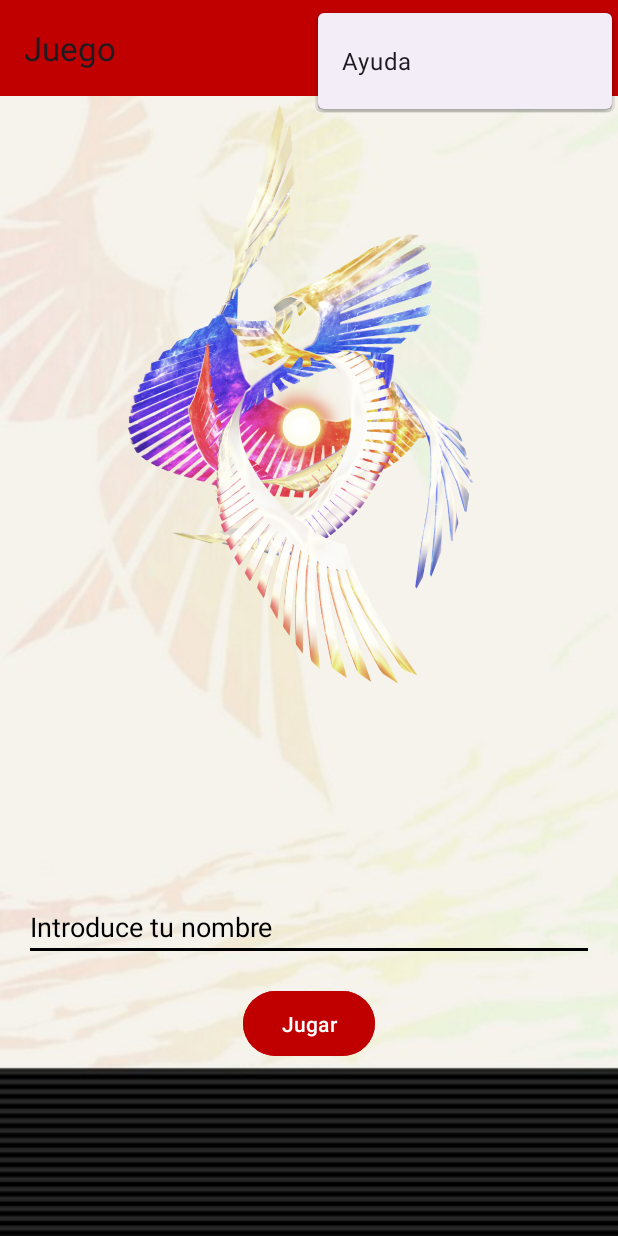
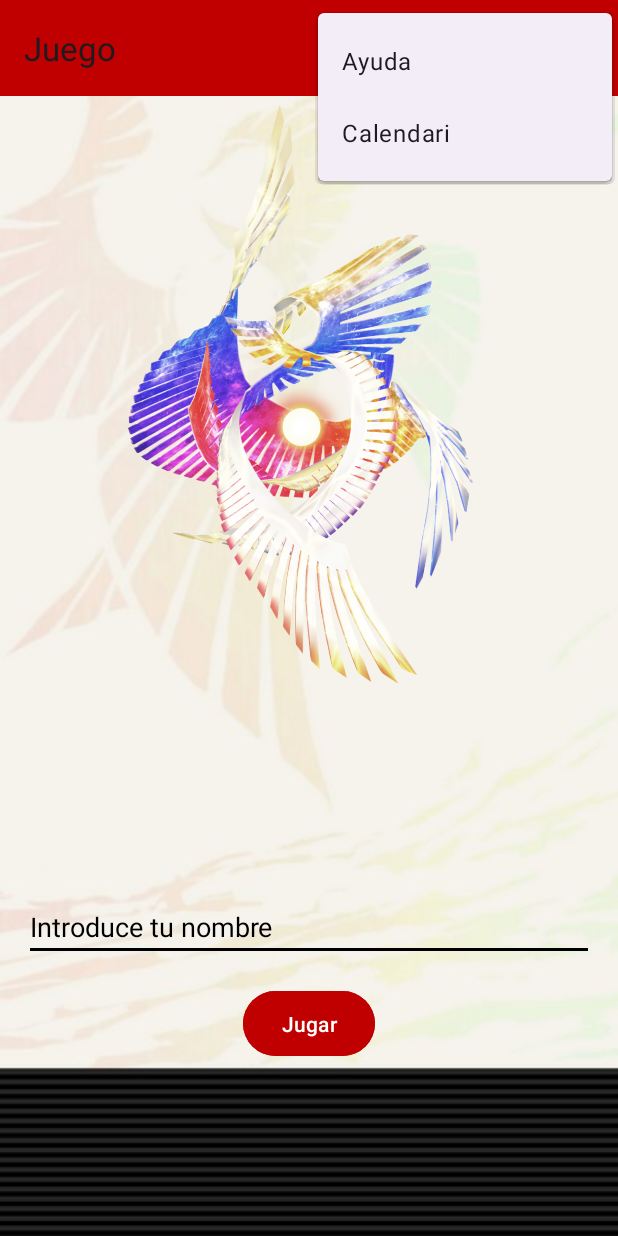
Before and after one commit to jossan23daw2/JuegoImagenes, an Android app: the screen it shows after launch (MainActivity), with the options menu open, on a phone screen of 412 x 824 dp. Run offline under Robolectric (Android 15) with nearby library versions, the phone set to English and light mode, and no system bars.

Commit message:
Calendario acabao

```diff
--- a/app/src/main/res/menu/main_menu.xml
+++ b/app/src/main/res/menu/main_menu.xml
@@ -5,4 +5,8 @@
         android:id="@+id/action_ayuda"
         android:title="@string/ayuda"
         app:showAsAction="never" />
+    <item
+        android:id="@+id/action_calendari"
+        android:title="@string/calendari"
+        app:showAsAction="never" />
 </menu>
--- a/app/src/main/res/values/strings.xml
+++ b/app/src/main/res/values/strings.xml
@@ -9,5 +9,6 @@
     <string name="volverJugar">Volver a jugar</string>
     <string name="ayuda">Ayuda</string>
     <string name="guardarProgreso">Guardar Progreso</string>
+    <string name="calendari">Calendari</string>
 
 </resources>
```
Also changed, not shown: app/src/main/java/com/example/juegominecraft/CalendariActivity.java (+11 -16 lines), app/src/main/java/com/example/juegominecraft/MainActivity.java (+10 -0 lines).
